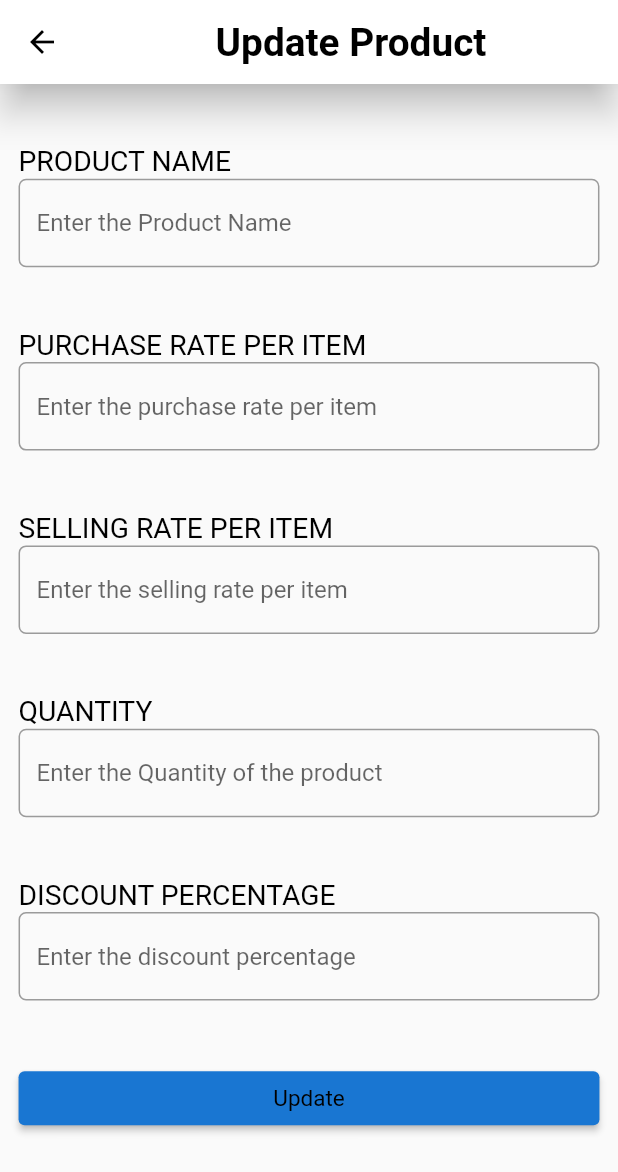
After one commit to Earthknight/OP-Inventory-Billing-app, a Flutter app: the screen it shows after launch, after a tap on the "add" icon, on a phone screen of 412 x 824 dp. The commit adds this screen. Shown: the top 1172 px of the screen. Run offline on Flutter 3.47's test engine with Material 2 defaults, Android fonts, the phone set to English and light mode, and no system bars; our stand-ins replace qr_flutter; missing offline and left inert: horizontal_data_table; Roboto replaces fonts that are missing (Georgia).

Commit message:
added product nd update product screen

```diff
--- a/OP_Inventory_Billing_App/lib/screens/product_screen.dart
+++ /dev/null
@@ -1,17 +0,0 @@
-import 'package:flutter/material.dart';
-import 'package:op_inventory_billing_app/widgets/TextWidget.dart';
-
-class ProductScreen extends StatefulWidget {
-  const ProductScreen ({Key? key}) : super(key: key);
-
-  @override
-  State<StatefulWidget> createState() => ProductScreenState();
-}
-
-class ProductScreenState extends State<ProductScreen>{
-  @override
-  Widget build(BuildContext context) {
-    return Container();
-  }
-
-}
--- /dev/null
+++ b/OP_Inventory_Billing_App/lib/screens/products/product_screen.dart
@@ -0,0 +1,77 @@
+import 'package:flutter/material.dart';
+import 'package:op_inventory_billing_app/screens/products/update_product_screen.dart';
+import 'package:op_inventory_billing_app/widgets/ImageWidget.dart';
+import 'package:op_inventory_billing_app/widgets/ListTileWidget.dart';
+import 'package:op_inventory_billing_app/widgets/TextWidget.dart';
+import 'package:op_inventory_billing_app/widgets/get_device_size.dart';
+import 'package:qr_flutter/qr_flutter.dart';
+
+class ProductScreen extends StatefulWidget {
+  const ProductScreen ({Key? key}) : super(key: key);
+
+  @override
+  State<StatefulWidget> createState() => ProductScreenState();
+}
+
+class ProductScreenState extends State<ProductScreen>{
+  double screenWidth = 0.0;
+  @override
+  Widget build(BuildContext context) {
+    final screenSize = GetDeviceSize.getDeviceSize(context);
+    screenWidth = screenSize.width;
+    return Scaffold(
+      body: Padding(
+        padding: EdgeInsets.only(left: screenWidth*0.03, right: screenWidth*0.03),
+        child: ListView.builder(
+            shrinkWrap: true,
+            scrollDirection: Axis.vertical,
+            physics: const ScrollPhysics(),
+            itemCount: 10,
+            itemBuilder: (context, int index) {
+              return listItem("Apple", "20", "100");
+            }),
+      ),
+      floatingActionButton: FloatingActionButton(
+        child: Icon(Icons.add, color: Colors.white, size: screenWidth*0.075,),
+        backgroundColor: Colors.black,
+        onPressed: () {
+          Navigator.push(context, MaterialPageRoute(builder: (context) {
+            return UpdateProductScreen();
+          }));
+        },
+
+      ),
+    );
+  }
+
+  Widget listItem(String name, String cost , String quantity){
+    return Padding(
+      padding: EdgeInsets.only(top: screenWidth*0.015),
+      child: Card(
+        elevation: 5.0,
+        child: MyListTile(
+          title: MyText(text: name,),
+          subtitle: MyText(text: "Rs $cost",),
+          leading: SizedBox(
+            height:screenWidth*0.1,
+              width: screenWidth*0.1,
+              child:QrImage(
+                data: "1234567890",
+                version: QrVersions.auto,
+              ),
+          ),
+          trailing: SizedBox(
+            height:screenWidth*0.1,
+            width: screenWidth*0.1,
+            child: Card(
+              elevation: 5.0,
+              child: Center(
+                child: MyText(text: quantity,),
+              ),
+            ),
+          )
+        ),
+      ),
+    );
+  }
+}
--- /dev/null
+++ b/OP_Inventory_Billing_App/lib/screens/products/update_product_screen.dart
@@ -0,0 +1,138 @@
+import 'package:flutter/material.dart';
+import 'package:op_inventory_billing_app/widgets/TextFieldWidget.dart';
+import 'package:op_inventory_billing_app/widgets/TextWidget.dart';
+import 'package:op_inventory_billing_app/widgets/get_device_size.dart';
+
+class UpdateProductScreen extends StatefulWidget {
+  const UpdateProductScreen({Key? key}) : super(key: key);
+
+  @override
+  State<StatefulWidget> createState() => UpdateProductScreenState();
+}
+
+class UpdateProductScreenState extends State<UpdateProductScreen> {
+  double screenWidth = 0.0, screenHeight = 0.0;
+
+  @override
+  Widget build(BuildContext context) {
+    final screenSize = GetDeviceSize.getDeviceSize(context);
+    screenWidth = screenSize.width;
+    screenHeight = screenSize.height;
+
+    TextEditingController productNameController = TextEditingController();
+    TextEditingController productRatePerItemController =
+        TextEditingController();
+    TextEditingController sellingRatePerItemController =
+        TextEditingController();
+    TextEditingController quantityController = TextEditingController();
+    TextEditingController discountPercentageController =
+        TextEditingController();
+
+    return Scaffold(
+      appBar: AppBar(
+        backgroundColor: Colors.white,
+        elevation: 10.0,
+        leading: IconButton(
+          icon: Icon(Icons.arrow_back, color: Colors.black),
+          onPressed: () => Navigator.of(context).pop(),
+        ),
+        title: const Center(
+          child: MyText(
+            text: "Update Product",
+            fontWeight: FontWeight.bold,
+            size: 10.0,
+          ),
+        ),
+      ),
+      body: GestureDetector(
+        behavior: HitTestBehavior.opaque,
+        onTap: () {
+          FocusScope.of(context).requestFocus(FocusNode());
+        },
+        child: Padding(
+          padding: EdgeInsets.only(
+              left: screenWidth * 0.03, right: screenWidth * 0.03),
+          child: ListView(
+            children: [
+              SizedBox(
+                height: 0.05 * screenHeight,
+              ),
+              MyText(
+                text: "PRODUCT NAME",
+                size: 3.0,
+              ),
+              MyTextField(
+                hintText: "Enter the Product Name",
+                textController: productNameController,
+              ),
+              SizedBox(
+                height: 0.05 * screenHeight,
+              ),
+              MyText(
+                text: "PURCHASE RATE PER ITEM",
+                size: 3.0,
+              ),
+              MyTextField(
+                hintText: "Enter the purchase rate per item",
+                textController: productRatePerItemController,
+              ),
+              SizedBox(
+                height: 0.05 * screenHeight,
+              ),
+              MyText(
+                text: "SELLING RATE PER ITEM",
+                size: 3.0,
+              ),
+              MyTextField(
+                hintText: "Enter the selling rate per item",
+                textController: sellingRatePerItemController,
+              ),
+              SizedBox(
+                height: 0.05 * screenHeight,
+              ),
+              MyText(
+                text: "QUANTITY",
+                size: 3.0,
+              ),
+              MyTextField(
+                hintText: "Enter the Quantity of the product",
+                textController: quantityController,
+              ),
+              SizedBox(
+                height: 0.05 * screenHeight,
+              ),
+              MyText(
+                text: "DISCOUNT PERCENTAGE",
+                size: 3.0,
+              ),
+              MyTextField(
+                hintText: "Enter the discount percentage",
+                textController: discountPercentageController,
+              ),
+              SizedBox(
+                height: 0.05 * screenHeight,
+              ),
+              ElevatedButton(
+                style: ButtonStyle(
+                  backgroundColor: MaterialStateProperty.all(
+                      Theme.of(context).primaryColorDark),
+                  textStyle: MaterialStateProperty.all(TextStyle(
+                      color: Theme.of(context).primaryColorLight)),
+                ),
+                child: MyText(
+                  text: "Update",
+                  textScaleFactor: 1.3,
+                ),
+                onPressed: () {
+                  setState(() {
+
+                  });
+                },
+              ),
+            ],
+          ),
+        ),
+      ),
+    );
+  }
+}
--- a/OP_Inventory_Billing_App/lib/tab_bar_screen.dart
+++ b/OP_Inventory_Billing_App/lib/tab_bar_screen.dart
@@ -1,6 +1,7 @@
 import 'package:flutter/material.dart';
 import 'package:op_inventory_billing_app/screens/billing_screen.dart';
 import 'package:op_inventory_billing_app/screens/sales_screen.dart';
+import 'package:op_inventory_billing_app/screens/products/product_screen.dart';
 import 'package:op_inventory_billing_app/widgets/TextWidget.dart';
 import 'package:op_inventory_billing_app/widgets/table.dart';
 
@@ -48,7 +49,7 @@ class TabBarState extends State<TabBarScreen > with SingleTickerProviderStateMix
                   pinned: true,
                   floating: true,
                   bottom: TabBar(
-                    indicatorColor: Colors.blueGrey,
+                    indicatorColor: Colors.grey,
                     controller: _controller!,
                     // isScrollable: true,
                     tabs: [
@@ -64,7 +65,7 @@ class TabBarState extends State<TabBarScreen > with SingleTickerProviderStateMix
             body: TabBarView(
               controller: _controller!,
               children: <Widget>[
-                Icon(Icons.flight, size: 350),
+                ProductScreen(),
                 BillingScreen(),
                 SalesScreen()
               ],
--- /dev/null
+++ b/OP_Inventory_Billing_App/lib/widgets/ImageWidget.dart
@@ -0,0 +1,13 @@
+import 'package:flutter/cupertino.dart';
+
+Widget getImageAsset(String url, double height, double width) {
+  return Container(
+    width: width,
+    height: height,
+    child: Image.asset(
+      url,
+      fit: BoxFit.cover,
+    ),
+    margin: EdgeInsets.all(25.0),
+  );
+}
--- /dev/null
+++ b/OP_Inventory_Billing_App/lib/widgets/ListTileWidget.dart
@@ -0,0 +1,28 @@
+import 'package:flutter/material.dart';
+
+class MyListTile extends StatelessWidget {
+  final Widget title;
+  final Widget? subtitle;
+  final Widget? leading;
+  final Widget? trailing;
+  final VoidCallback? ontap;
+
+  const MyListTile({
+    required this.title,
+    this.subtitle,
+    this.trailing,
+    this.leading,
+    this.ontap
+  });
+
+  @override
+  Widget build(BuildContext context) {
+    return ListTile(
+      title: title,
+      onTap: ontap,
+      subtitle: subtitle,
+      leading: leading,
+      trailing: trailing,
+    );
+  }
+}
--- /dev/null
+++ b/OP_Inventory_Billing_App/lib/widgets/TextFieldWidget.dart
@@ -0,0 +1,52 @@
+import 'package:flutter/material.dart';
+
+import 'get_device_size.dart';
+
+class MyTextField extends StatelessWidget {
+  final String? hintText;
+  final String? labelText;
+  final String? errorText;
+  final TextInputType? keyBoardType;
+  final TextEditingController? textController;
+
+   MyTextField(
+      {Key? key, this.hintText, this.labelText, this.errorText, this.keyBoardType, this.textController}) : super(key: key);
+
+  double screenWidth = 0.0;
+
+  @override
+  Widget build(BuildContext context) {
+
+    final screenSize = GetDeviceSize.getDeviceSize(context);
+    screenWidth = screenSize.width;
+
+    return TextFormField(
+        keyboardType: keyBoardType ?? TextInputType.text,
+        // style: Theme.of(context).textTheme.headline6,
+        controller: textController,
+        validator: (value) {
+          print(textController.toString());
+          if (value!.isEmpty) {
+            return errorText;
+          }
+        },
+        decoration: InputDecoration(
+          labelText: labelText,
+          hintText: hintText,
+          // labelStyle: Theme.of(context).textTheme.headline6,
+          errorStyle: TextStyle(
+            color: Colors.red,
+            fontSize: 15.0,
+          ),
+          border: OutlineInputBorder(
+            borderRadius: BorderRadius.all(Radius.circular(5.0)),
+          ),
+          focusedBorder: OutlineInputBorder(
+            borderSide: BorderSide(
+              color: Colors.black,
+              width: 2.0,
+            ),
+          ),
+        ));
+  }
+}
--- a/OP_Inventory_Billing_App/pubspec.yaml
+++ b/OP_Inventory_Billing_App/pubspec.yaml
@@ -35,6 +35,7 @@ dependencies:
   # Use with the CupertinoIcons class for iOS style icons.
   cupertino_icons: ^1.0.2
   horizontal_data_table: ^3.6.0
+  qr_flutter: ^4.0.0
 dev_dependencies:
   flutter_test:
     sdk: flutter
@@ -58,8 +59,8 @@ flutter:
   uses-material-design: true
 
   # To add assets to your application, add an assets section, like this:
-  # assets:
-  #   - images/a_dot_burr.jpeg
+  assets:
+    - assets/images/img.png
   #   - images/a_dot_ham.jpeg
 
   # An image asset can refer to one or more resolution-specific "variants", see
```
Also changed, not shown: OP_Inventory_Billing_App/assets/images/img.png (added), OP_Inventory_Billing_App/pubspec.lock.
